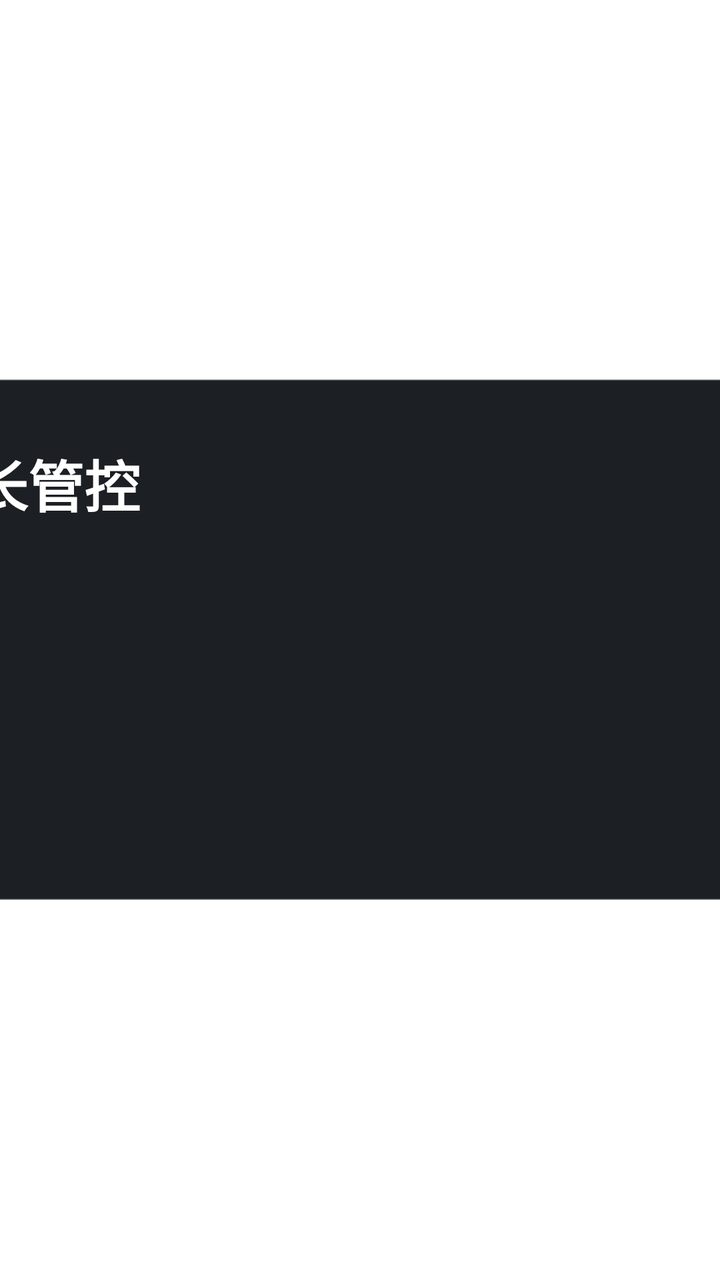
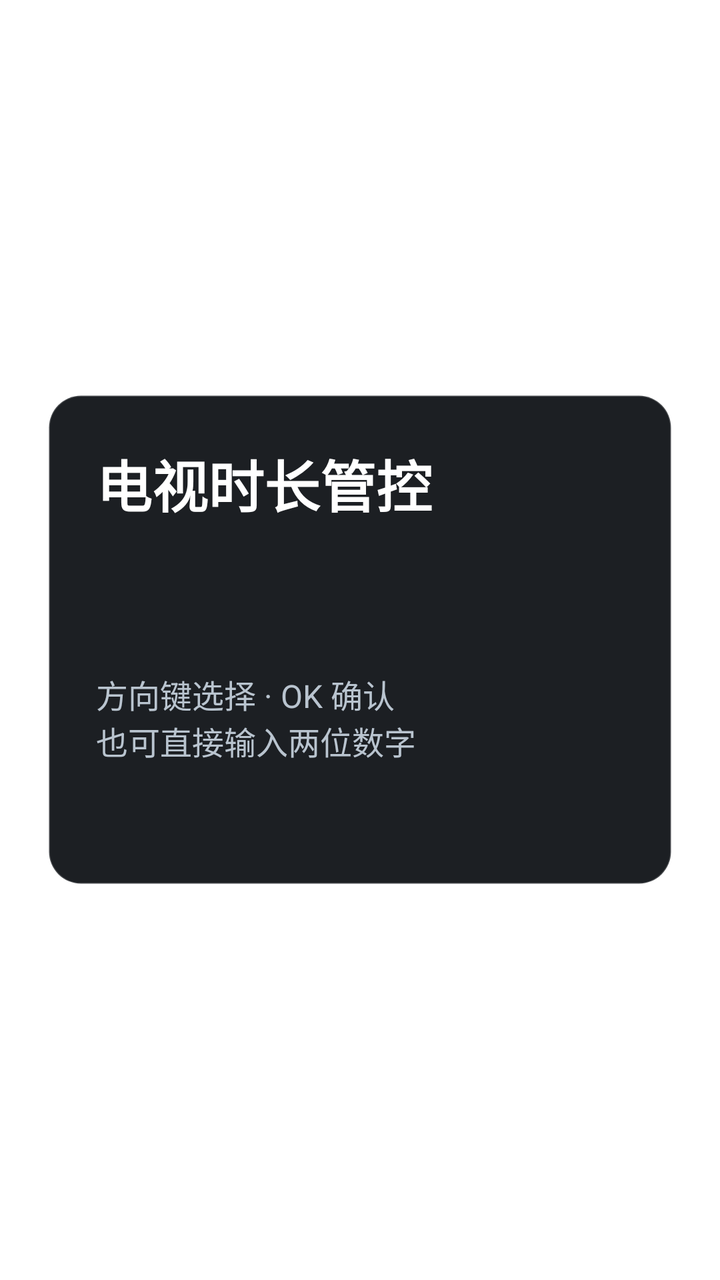

The first picture is an Android layout as it rendered before a commit; the second is the same layout after the commit. The layout source and the unified diff follow.
<!-- AndroidManifest.xml: activity theme Theme.TvGuard.Console -->
<!-- res/layout/activity_main.xml -->
<?xml version="1.0" encoding="utf-8"?>
<FrameLayout xmlns:android="http://schemas.android.com/apk/res/android"
    android:layout_width="match_parent"
    android:layout_height="match_parent"
    android:background="@android:color/transparent">

    <ScrollView
        android:layout_width="620dp"
        android:layout_height="wrap_content"
        android:layout_gravity="center"
        android:layout_marginTop="20dp"
        android:layout_marginBottom="20dp">

    <LinearLayout
        android:layout_width="match_parent"
        android:layout_height="wrap_content"
        android:background="@drawable/panel_bg"
        android:orientation="vertical"
        android:padding="32dp">

        <TextView
            android:layout_width="wrap_content"
            android:layout_height="wrap_content"
            android:text="电视时长管控"
            android:textColor="#FFFFFF"
            android:textSize="28sp"
            android:textStyle="bold" />

        <TextView
            android:id="@+id/status_text"
            android:layout_width="match_parent"
            android:layout_height="wrap_content"
            android:layout_marginTop="16dp"
            android:lineSpacingExtra="4dp"
            android:textColor="#B9C4CF"
            android:textSize="18sp" />

        <TextView
            android:id="@+id/update_text"
            android:layout_width="match_parent"
            android:layout_height="wrap_content"
            android:layout_marginTop="10dp"
            android:textColor="#B9C4CF"
            android:textSize="17sp" />

        <TextView
            android:id="@+id/warn_text"
            android:layout_width="match_parent"
            android:layout_height="wrap_content"
            android:layout_marginTop="12dp"
            android:lineSpacingExtra="4dp"
            android:textColor="#EF5350"
            android:textSize="18sp"
            android:visibility="gone" />

        <TextView
            android:id="@+id/menu_text"
            android:layout_width="match_parent"
            android:layout_height="wrap_content"
            android:layout_marginTop="22dp"
            android:lineSpacingExtra="6dp"
            android:textColor="#7E8B99"
            android:textSize="17sp" />

        <TextView
            android:id="@+id/version_text"
            android:layout_width="match_parent"
            android:layout_height="wrap_content"
            android:layout_marginTop="18dp"
            android:textColor="#5C6773"
            android:textSize="15sp" />
    </LinearLayout>
    </ScrollView>
</FrameLayout>
<!-- resources referenced by this layout -->
<resources>
  <!-- drawable panel_bg (drawable) -->
  <?xml version="1.0" encoding="utf-8"?>
  <shape xmlns:android="http://schemas.android.com/apk/res/android"
      android:shape="rectangle">
      <solid android:color="#F2101418" />
      <corners android:radius="16dp" />
      <stroke android:width="1dp" android:color="#33FFFFFF" />
  </shape>
  <style name="Theme.TvGuard.Console" parent="@android:style/Theme.DeviceDefault.NoActionBar">
          <item name="android:windowBackground">@android:color/transparent</item>
          <item name="android:windowIsTranslucent">true</item>
          <item name="android:backgroundDimEnabled">false</item>
          <item name="android:windowNoTitle">true</item>
          <item name="android:windowContentOverlay">@null</item>
          <item name="android:windowAnimationStyle">@null</item>
      </style>
</resources>

<!-- the commit's change to res/layout/activity_main.xml (unified diff, before → after) -->
@@ -2,73 +2,105 @@
 <FrameLayout xmlns:android="http://schemas.android.com/apk/res/android"
     android:layout_width="match_parent"
     android:layout_height="match_parent"
-    android:background="@android:color/transparent">
+    android:background="@android:color/transparent"
+    android:padding="24dp">
 
     <ScrollView
-        android:layout_width="620dp"
+        android:id="@+id/main_scroll"
+        android:layout_width="match_parent"
         android:layout_height="wrap_content"
         android:layout_gravity="center"
-        android:layout_marginTop="20dp"
-        android:layout_marginBottom="20dp">
+        android:clipToPadding="false"
+        android:descendantFocusability="afterDescendants"
+        android:fillViewport="false"
+        android:focusable="false">
 
-    <LinearLayout
-        android:layout_width="match_parent"
-        android:layout_height="wrap_content"
-        android:background="@drawable/panel_bg"
-        android:orientation="vertical"
-        android:padding="32dp">
-
-        <TextView
-            android:layout_width="wrap_content"
-            android:layout_height="wrap_content"
-            android:text="电视时长管控"
-            android:textColor="#FFFFFF"
-            android:textSize="28sp"
-            android:textStyle="bold" />
-
-        <TextView
-            android:id="@+id/status_text"
+        <LinearLayout
+            android:id="@+id/main_panel"
             android:layout_width="match_parent"
             android:layout_height="wrap_content"
-            android:layout_marginTop="16dp"
-            android:lineSpacingExtra="4dp"
-            android:textColor="#B9C4CF"
-            android:textSize="18sp" />
+            android:background="@drawable/panel_bg"
+            android:orientation="vertical"
+            android:padding="24dp">
 
-        <TextView
-            android:id="@+id/update_text"
-            android:layout_width="match_parent"
-            android:layout_height="wrap_content"
-            android:layout_marginTop="10dp"
-            android:textColor="#B9C4CF"
-            android:textSize="17sp" />
+            <TextView
+                android:layout_width="match_parent"
+                android:layout_height="wrap_content"
+                android:text="电视时长管控"
+                android:textColor="#FFFFFF"
+                android:textSize="28sp"
+                android:textStyle="bold" />
 
-        <TextView
-            android:id="@+id/warn_text"
-            android:layout_width="match_parent"
-            android:layout_height="wrap_content"
-            android:layout_marginTop="12dp"
-            android:lineSpacingExtra="4dp"
-            android:textColor="#EF5350"
-            android:textSize="18sp"
-            android:visibility="gone" />
+            <LinearLayout
+                android:id="@+id/panel_columns"
+                android:layout_width="match_parent"
+                android:layout_height="wrap_content"
+                android:layout_marginTop="16dp"
+                android:baselineAligned="false"
+                android:orientation="vertical">
 
-        <TextView
-            android:id="@+id/menu_text"
-            android:layout_width="match_parent"
-            android:layout_height="wrap_content"
-            android:layout_marginTop="22dp"
-            android:lineSpacingExtra="6dp"
-            android:textColor="#7E8B99"
-            android:textSize="17sp" />
+                <LinearLayout
+                    android:id="@+id/status_column"
+                    android:layout_width="match_parent"
+                    android:layout_height="wrap_content"
+                    android:orientation="vertical">
 
-        <TextView
-            android:id="@+id/version_text"
-            android:layout_width="match_parent"
-            android:layout_height="wrap_content"
-            android:layout_marginTop="18dp"
-            android:textColor="#5C6773"
-            android:textSize="15sp" />
-    </LinearLayout>
+                    <TextView
+                        android:id="@+id/status_text"
+                        android:layout_width="match_parent"
+                        android:layout_height="wrap_content"
+                        android:lineSpacingExtra="4dp"
+                        android:textColor="#B9C4CF"
+                        android:textSize="18sp" />
+
+                    <TextView
+                        android:id="@+id/update_text"
+                        android:layout_width="match_parent"
+                        android:layout_height="wrap_content"
+                        android:layout_marginTop="10dp"
+                        android:textColor="#B9C4CF"
+                        android:textSize="17sp" />
+
+                    <TextView
+                        android:id="@+id/warn_text"
+                        android:layout_width="match_parent"
+                        android:layout_height="wrap_content"
+                        android:layout_marginTop="12dp"
+                        android:lineSpacingExtra="4dp"
+                        android:textColor="#EF5350"
+                        android:textSize="18sp"
+                        android:visibility="gone" />
+                </LinearLayout>
+
+                <LinearLayout
+                    android:id="@+id/menu_column"
+                    android:layout_width="match_parent"
+                    android:layout_height="wrap_content"
+                    android:orientation="vertical">
+
+                    <TextView
+                        android:layout_width="match_parent"
+                        android:layout_height="wrap_content"
+                        android:text="方向键选择 · OK 确认\n也可直接输入两位数字"
+                        android:textColor="#B9C4CF"
+                        android:textSize="16sp" />
+
+                    <LinearLayout
+                        android:id="@+id/menu_actions"
+                        android:layout_width="match_parent"
+                        android:layout_height="wrap_content"
+                        android:descendantFocusability="afterDescendants"
+                        android:orientation="vertical" />
+                </LinearLayout>
+            </LinearLayout>
+
+            <TextView
+                android:id="@+id/version_text"
+                android:layout_width="match_parent"
+                android:layout_height="wrap_content"
+                android:layout_marginTop="16dp"
+                android:textColor="#8794A3"
+                android:textSize="15sp" />
+        </LinearLayout>
     </ScrollView>
 </FrameLayout>
